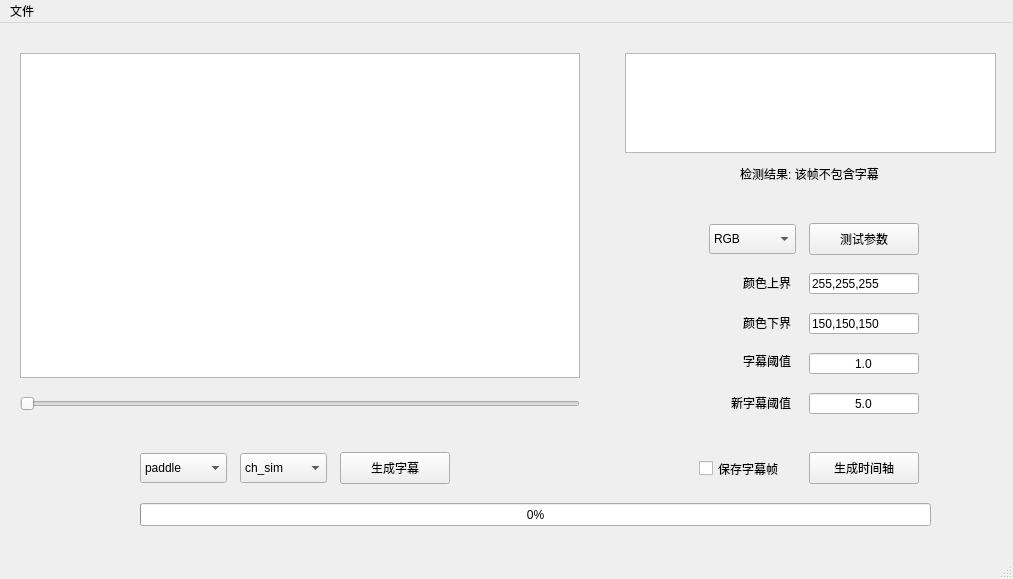
Indigo6/video-ocr, file gui.ui: the form before one commit.
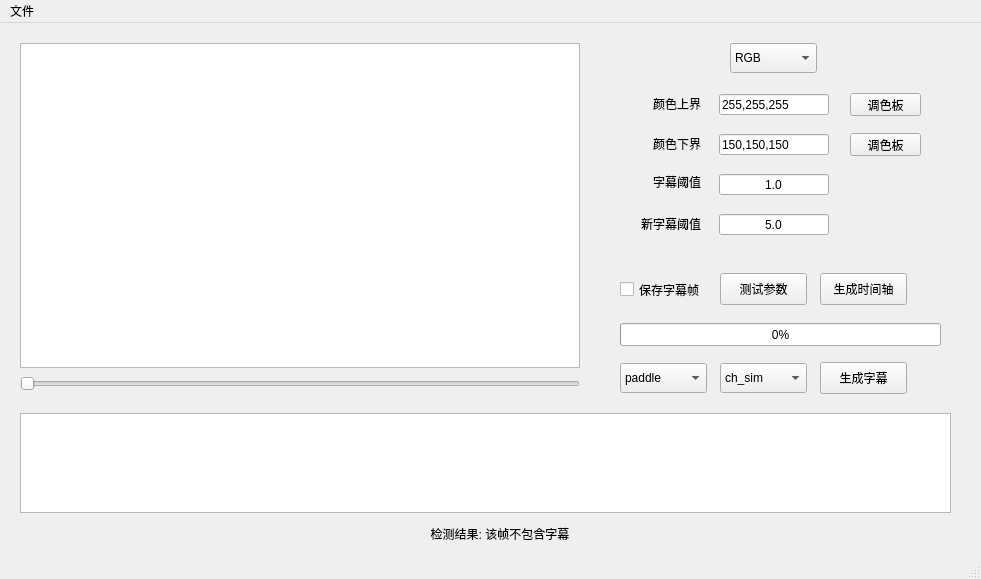
The form after the commit.

Commit message: [v2.0]add color dialog and redesign

Diff of the .ui file:
```diff
--- a/gui.ui
+++ b/gui.ui
@@ -6,7 +6,7 @@
    <rect>
     <x>0</x>
     <y>0</y>
-    <width>1013</width>
+    <width>981</width>
     <height>579</height>
    </rect>
   </property>
@@ -22,9 +22,9 @@
    <widget class="QPushButton" name="genTime">
     <property name="geometry">
      <rect>
-      <x>809</x>
-      <y>429</y>
-      <width>110</width>
+      <x>820</x>
+      <y>250</y>
+      <width>87</width>
       <height>32</height>
      </rect>
     </property>
@@ -40,9 +40,9 @@
    <widget class="QPushButton" name="genSub">
     <property name="geometry">
      <rect>
-      <x>340</x>
-      <y>429</y>
-      <width>110</width>
+      <x>820</x>
+      <y>339</y>
+      <width>87</width>
       <height>32</height>
      </rect>
     </property>
@@ -53,8 +53,8 @@
    <widget class="QCheckBox" name="saveFrames">
     <property name="geometry">
      <rect>
-      <x>699</x>
-      <y>425</y>
+      <x>620</x>
+      <y>246</y>
       <width>101</width>
       <height>41</height>
      </rect>
@@ -66,8 +66,8 @@
    <widget class="QComboBox" name="ocrMethod">
     <property name="geometry">
      <rect>
-      <x>140</x>
-      <y>430</y>
+      <x>620</x>
+      <y>340</y>
       <width>87</width>
       <height>30</height>
      </rect>
@@ -91,8 +91,8 @@
    <widget class="QLineEdit" name="minValue">
     <property name="geometry">
      <rect>
-      <x>809</x>
-      <y>290</y>
+      <x>719</x>
+      <y>111</y>
       <width>110</width>
       <height>21</height>
      </rect>
@@ -104,8 +104,8 @@
    <widget class="QComboBox" name="segMethod">
     <property name="geometry">
      <rect>
-      <x>709</x>
-      <y>201</y>
+      <x>730</x>
+      <y>20</y>
       <width>87</width>
       <height>30</height>
      </rect>
@@ -127,9 +127,9 @@
    <widget class="QLabel" name="isSrt">
     <property name="geometry">
      <rect>
-      <x>709</x>
-      <y>140</y>
-      <width>201</width>
+      <x>400</x>
+      <y>500</y>
+      <width>200</width>
       <height>21</height>
      </rect>
     </property>
@@ -143,8 +143,8 @@
    <widget class="QLabel" name="srtLabel">
     <property name="geometry">
      <rect>
-      <x>719</x>
-      <y>330</y>
+      <x>629</x>
+      <y>151</y>
       <width>72</width>
       <height>15</height>
      </rect>
@@ -159,8 +159,8 @@
    <widget class="QLabel" name="chgLabel">
     <property name="geometry">
      <rect>
-      <x>710</x>
-      <y>370</y>
+      <x>620</x>
+      <y>191</y>
       <width>81</width>
       <height>20</height>
      </rect>
@@ -175,8 +175,8 @@
    <widget class="QLineEdit" name="srtThres">
     <property name="geometry">
      <rect>
-      <x>809</x>
-      <y>330</y>
+      <x>719</x>
+      <y>151</y>
       <width>110</width>
       <height>21</height>
      </rect>
@@ -191,8 +191,8 @@
    <widget class="QLineEdit" name="chgThres">
     <property name="geometry">
      <rect>
-      <x>809</x>
-      <y>370</y>
+      <x>719</x>
+      <y>191</y>
       <width>110</width>
       <height>21</height>
      </rect>
@@ -208,7 +208,7 @@
     <property name="geometry">
      <rect>
       <x>20</x>
-      <y>370</y>
+      <y>350</y>
       <width>560</width>
       <height>22</height>
      </rect>
@@ -220,8 +220,8 @@
    <widget class="QLineEdit" name="maxValue">
     <property name="geometry">
      <rect>
-      <x>809</x>
-      <y>250</y>
+      <x>719</x>
+      <y>71</y>
       <width>110</width>
       <height>21</height>
      </rect>
@@ -233,9 +233,9 @@
    <widget class="QPushButton" name="testButton">
     <property name="geometry">
      <rect>
-      <x>809</x>
-      <y>200</y>
-      <width>110</width>
+      <x>720</x>
+      <y>250</y>
+      <width>87</width>
       <height>32</height>
      </rect>
     </property>
@@ -246,8 +246,8 @@
    <widget class="QLabel" name="maxLabel">
     <property name="geometry">
      <rect>
-      <x>719</x>
-      <y>250</y>
+      <x>629</x>
+      <y>71</y>
       <width>72</width>
       <height>20</height>
      </rect>
@@ -262,8 +262,8 @@
    <widget class="QLabel" name="minLabel">
     <property name="geometry">
      <rect>
-      <x>710</x>
-      <y>290</y>
+      <x>620</x>
+      <y>111</y>
       <width>81</width>
       <height>20</height>
      </rect>
@@ -279,7 +279,7 @@
     <property name="geometry">
      <rect>
       <x>20</x>
-      <y>30</y>
+      <y>20</y>
       <width>560</width>
       <height>325</height>
      </rect>
@@ -288,9 +288,9 @@
    <widget class="QGraphicsView" name="clipView">
     <property name="geometry">
      <rect>
-      <x>625</x>
-      <y>30</y>
-      <width>371</width>
+      <x>20</x>
+      <y>390</y>
+      <width>931</width>
       <height>100</height>
      </rect>
     </property>
@@ -298,9 +298,9 @@
    <widget class="QProgressBar" name="progressBar">
     <property name="geometry">
      <rect>
-      <x>140</x>
-      <y>480</y>
-      <width>791</width>
+      <x>620</x>
+      <y>300</y>
+      <width>321</width>
       <height>23</height>
      </rect>
     </property>
@@ -311,8 +311,8 @@
    <widget class="QComboBox" name="langBox">
     <property name="geometry">
      <rect>
-      <x>240</x>
-      <y>430</y>
+      <x>720</x>
+      <y>340</y>
       <width>87</width>
       <height>30</height>
      </rect>
@@ -333,13 +333,39 @@
      </property>
     </item>
    </widget>
+   <widget class="QPushButton" name="colorButton1">
+    <property name="geometry">
+     <rect>
+      <x>850</x>
+      <y>70</y>
+      <width>71</width>
+      <height>23</height>
+     </rect>
+    </property>
+    <property name="text">
+     <string>调色板</string>
+    </property>
+   </widget>
+   <widget class="QPushButton" name="colorButton2">
+    <property name="geometry">
+     <rect>
+      <x>850</x>
+      <y>110</y>
+      <width>71</width>
+      <height>23</height>
+     </rect>
+    </property>
+    <property name="text">
+     <string>调色板</string>
+    </property>
+   </widget>
   </widget>
   <widget class="QMenuBar" name="menubar">
    <property name="geometry">
     <rect>
      <x>0</x>
      <y>0</y>
-     <width>1013</width>
+     <width>981</width>
      <height>26</height>
     </rect>
    </property>
```
The commit also changes 9 other files.
